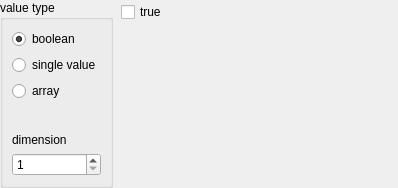
The window that wliotproxy-src/libGDIL-editor/ui/DataUnitEdit.ui (ooolms/wl_iot_framework) describes before a commit, drawn with Qt 5.
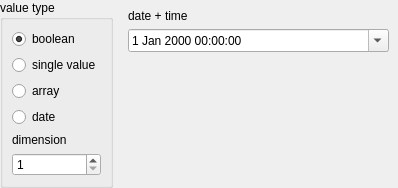
The same window after the commit.

```diff
--- a/wliotproxy-src/libGDIL-editor/ui/DataUnitEdit.ui
+++ b/wliotproxy-src/libGDIL-editor/ui/DataUnitEdit.ui
@@ -56,6 +56,13 @@
         </property>
        </widget>
       </item>
+      <item>
+       <widget class="QRadioButton" name="dateBtn">
+        <property name="text">
+         <string>date</string>
+        </property>
+       </widget>
+      </item>
       <item>
        <spacer name="verticalSpacer">
         <property name="orientation">
@@ -92,7 +99,7 @@
    <item>
     <widget class="QStackedWidget" name="typeEditorsSelect">
      <property name="currentIndex">
-      <number>0</number>
+      <number>3</number>
      </property>
      <widget class="QWidget" name="boolWidget">
       <layout class="QVBoxLayout" name="verticalLayout_2">
@@ -246,6 +253,37 @@
        </item>
       </layout>
      </widget>
+     <widget class="QWidget" name="dateWidget">
+      <layout class="QVBoxLayout" name="verticalLayout_5">
+       <item>
+        <widget class="QLabel" name="label_4">
+         <property name="text">
+          <string>date + time</string>
+         </property>
+        </widget>
+       </item>
+       <item>
+        <widget class="QDateTimeEdit" name="dateTimeEdit">
+         <property name="calendarPopup">
+          <bool>true</bool>
+         </property>
+        </widget>
+       </item>
+       <item>
+        <spacer name="verticalSpacer_4">
+         <property name="orientation">
+          <enum>Qt::Vertical</enum>
+         </property>
+         <property name="sizeHint" stdset="0">
+          <size>
+           <width>20</width>
+           <height>113</height>
+          </size>
+         </property>
+        </spacer>
+       </item>
+      </layout>
+     </widget>
     </widget>
    </item>
   </layout>
```
